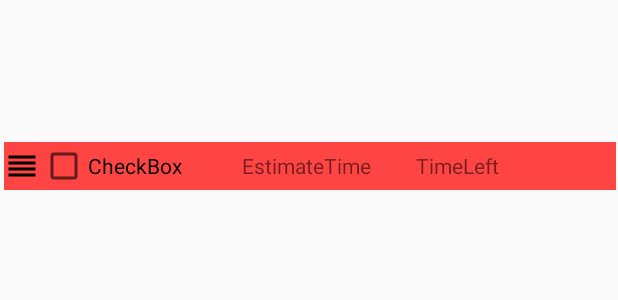
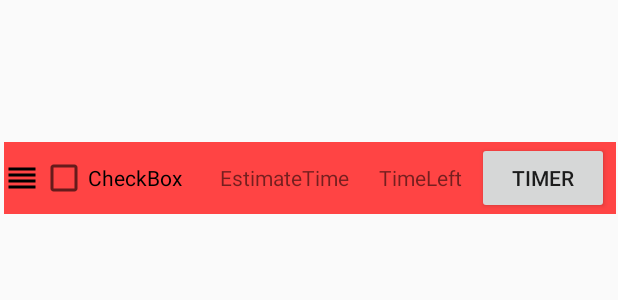
Before and after one commit to Shred13/ToDoList, an Android app: the layout fragment_main.xml on its own in the app's theme, with its tools: preview values and no code run, on a phone screen of 412 x 824 dp. Shown: the top 300 px of the screen. Run offline under Robolectric (Android 15) with nearby library versions, the phone set to English and light mode, and no system bars.

Commit message:
added new button and got the random finally working as well as the text input

```diff
--- a/app/src/main/java/com/example/shreyanshanand/todolist/MainActivity.kt
+++ b/app/src/main/java/com/example/shreyanshanand/todolist/MainActivity.kt
@@ -67,9 +67,9 @@ class MainActivity : AppCompatActivity() {
         val InSt : InputStream = resources.openRawResource(R.raw.quotes)
         //val scan  = Scanner(InSt)
 
-        InSt.bufferedReader().use { quoteArray.add(it.readLine().split("`")) }
+        InSt.bufferedReader().useLines { lines -> lines.forEach { quoteArray.add(it.split("`")) } }
         quoteArray.shuffle()
-        return (quoteArray.get(0))
+        return (quoteArray[3])
         //TODO GET THE RANDOM WORKING AND THE SPLITTING BETTER
     }
 
--- a/app/src/main/res/layout/fragment_main.xml
+++ b/app/src/main/res/layout/fragment_main.xml
@@ -33,11 +33,15 @@
                     android:text="@string/estimatetime"
                     android:layout_width="wrap_content"
                     android:layout_height="wrap_content" android:id="@+id/totalEstimate"
-                    android:paddingStart="40dp"/>
+                    android:paddingStart="25dp"/>
             <TextView
                     android:text="@string/timeleft"
                     android:layout_width="wrap_content"
-                    android:layout_height="wrap_content" android:id="@+id/TimeLeft" android:paddingLeft="30dp"/>
+                    android:layout_height="wrap_content" android:id="@+id/TimeLeft" android:paddingLeft="20dp"/>
+            <Button
+                    android:text="Timer"
+                    android:layout_width="wrap_content"
+                    android:layout_height="wrap_content" android:id="@+id/button" android:layout_marginLeft="10dp"/>
         </TableRow>
     </TableLayout>
 
--- a/app/src/main/res/raw/quotes.txt
+++ b/app/src/main/res/raw/quotes.txt
@@ -1,2 +1,4 @@
 something that was said`~said by someone
 AnotherFewWords`~This is from me
+woah there ya `~go boss
+myname is sh`~rey
```
